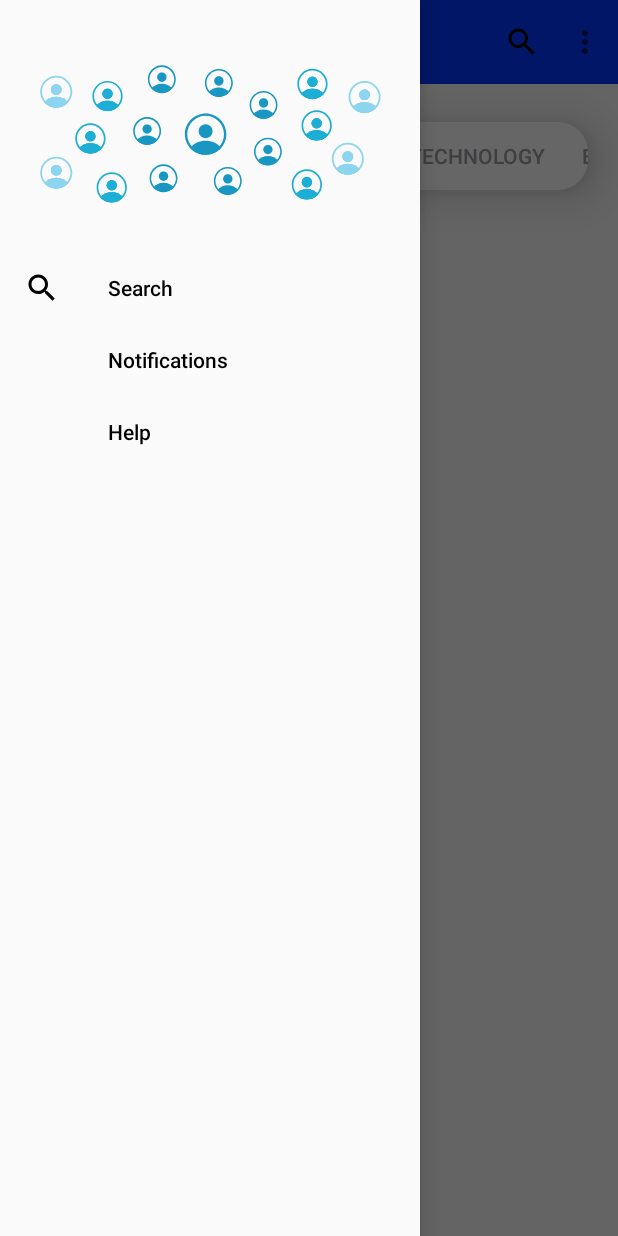
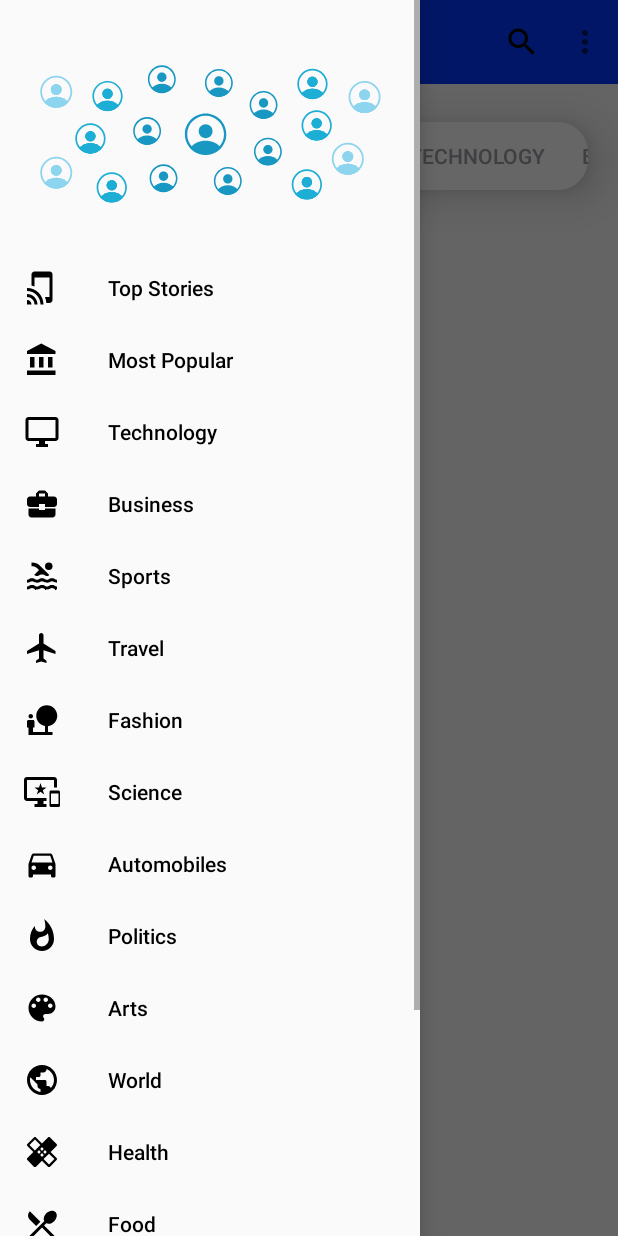
Before and after one commit to Vegetam/MyNews, an Android app: the MainActivity screen opened directly, with no data from a screen before it, with the side drawer open, on a phone screen of 412 x 824 dp. Run offline under Robolectric (Android 15) with nearby library versions, the phone set to English and light mode, and no system bars; our stand-ins replace ButterKnife, Shimmer; libraries missing offline, so code that uses them is left out: com.flaviofaria.kenburnsview, com.muddzdev.styleabletoast; network calls fail; pictures from the network do not load; Roboto replaces fonts that are not available here.

Commit message:
fixed Navigation Brawerlayout
fixed Navigation Brawerlayout

```diff
--- a/app/src/main/res/layout/activity_main.xml
+++ b/app/src/main/res/layout/activity_main.xml
@@ -83,6 +83,7 @@
             android:layout_width="match_parent"
             android:layout_height="match_parent" />
     </LinearLayout>
+
     <com.google.android.material.navigation.NavigationView
         android:id="@+id/nav_view"
         style="@style/Widget.Custom.NavigationView"
@@ -91,6 +92,6 @@
         android:layout_gravity="start"
         android:fitsSystemWindows="true"
         app:headerLayout="@layout/nav_header"
-        app:menu="@menu/main" />
+        app:menu="@menu/activity_main_drawer" />
 
 </androidx.drawerlayout.widget.DrawerLayout>
--- a/app/src/main/res/values-night/strings.xml
+++ b/app/src/main/res/values-night/strings.xml
@@ -4,8 +4,7 @@
     <string name="movies">Movies</string>
     <string name="books">Books</string>
     <string name="realestate">Real Estate</string>
-    <string name="name">Created By Mutwakil Mo</string>
-    <string name="OC">OpenClassrooms Project 7 : An Android news app that fetches news from The New York Times API.</string>
+    <string name="name">Created By Francesco Malagrno</string>
+    <string name="OC">OpenClassrooms Project 5 : An Android news app that fetches news from The New York Times API.</string>
     <string name="close">Close</string>
-    <string name="no_internet">No Internet</string>
 </resources>
--- a/app/src/main/res/values/strings.xml
+++ b/app/src/main/res/values/strings.xml
@@ -29,7 +29,7 @@
     <string name="movies">Movies</string>
     <string name="books">Books</string>
     <string name="realestate">Real Estate</string>
-    <string name="name">Created By Mutwakil Mo</string>
+    <string name="name">Created By Francesco Malagrino</string>
     <string name="OC">OpenClassrooms Project 5 : An Android news app that fetches news from The New York Times API.</string>
     <string name="close">Close</string>
 </resources>
```
